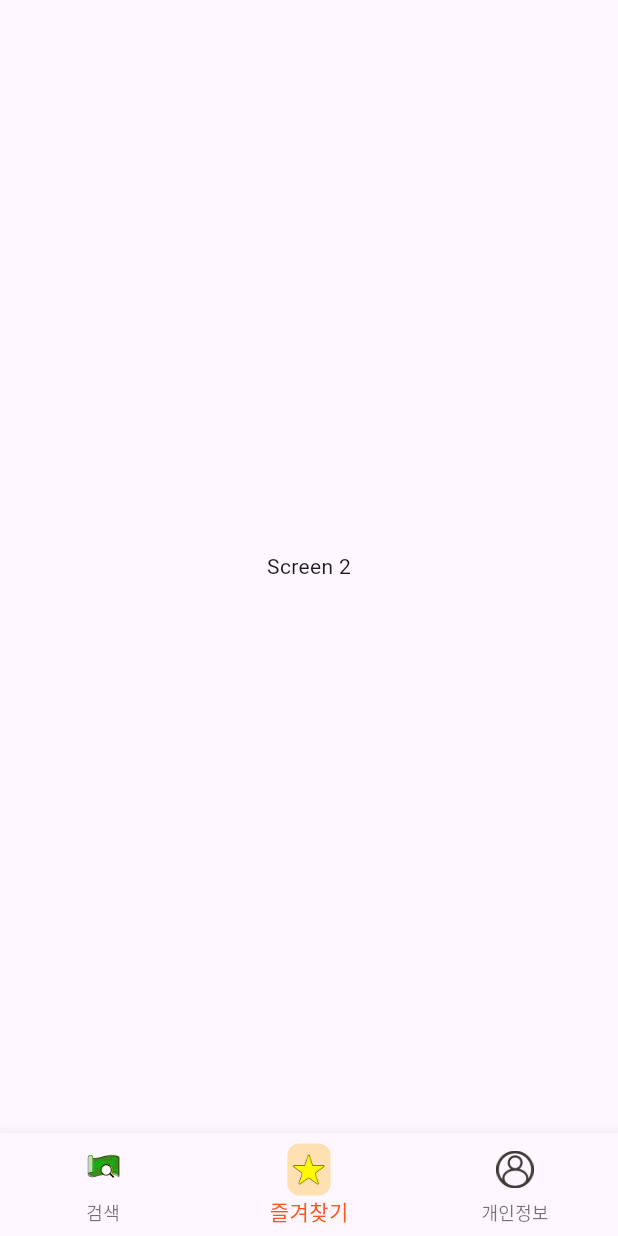
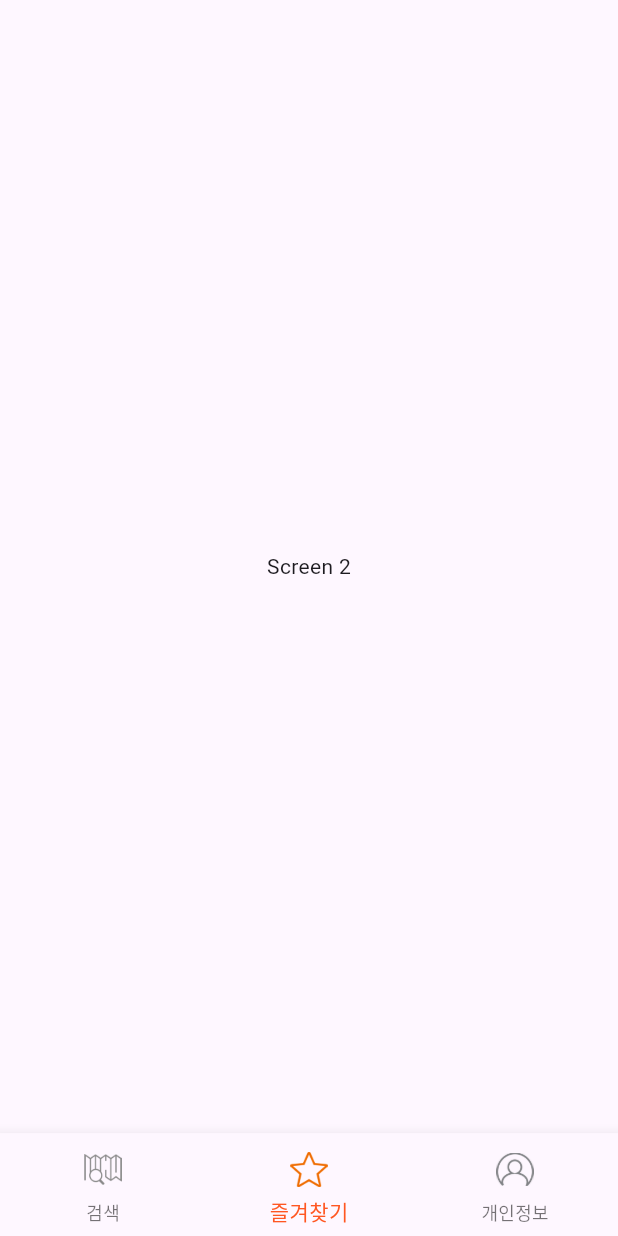
Before and after one commit to jsub1379/AdventureDesign24-1, a Flutter app: the MainPage screen opened directly, swiped to page 2, on a phone screen of 412 x 824 dp. Run offline on Flutter 3.47's test engine with Material 3 defaults, Android fonts, the light colour scheme and no system bars; our stand-ins replace google_maps_flutter.

Commit message:
Added map search screen
Added map search screen and applied new sprite images. Issue#2

```diff
--- a/hotplacemap_app/lib/mainPage.dart
+++ b/hotplacemap_app/lib/mainPage.dart
@@ -1,4 +1,6 @@
 import 'package:flutter/material.dart';
+
+import 'MapSearchScreen.dart';
 
 class MainPage extends StatefulWidget {
   const MainPage({super.key});
@@ -12,10 +14,11 @@ class _MainPageState extends State<MainPage> {
   final PageController _pageController = PageController();
 
   final List<Widget> _pages = [
-    const Center(child: Text('Screen 1')),
+    const MapSearchScreen(),
     const Center(child: Text('Screen 2')),
     const Center(child: Text('Screen 3')),
   ];
+
 
   void _onItemTapped(int index) {
     setState(() {
@@ -50,15 +53,11 @@ class _MainPageState extends State<MainPage> {
                   screenHeight * 0.001
               ),
               margin: EdgeInsets.zero,
-              decoration: BoxDecoration(
-                color: _selectedIndex == 0 ? Colors.orange[100] : Colors.transparent,
-                borderRadius: BorderRadius.circular(8),
-              ),
               child: Image.asset(
-                'assets/icon_mapsearch_2x.png',
+                'assets/navbar_map_deselected.png',
                 width: screenWidth * 0.06,
                 height: screenHeight * 0.04,
-                //color: _selectedIndex == 0 ? Colors.deepOrange : null,
+                color: _selectedIndex == 0 ? const Color(0xFFEF6C00) : null,
               ),
             ),
             label: '검색',
@@ -72,15 +71,11 @@ class _MainPageState extends State<MainPage> {
                   screenHeight * 0.001
               ),
               margin: EdgeInsets.zero,
-              decoration: BoxDecoration(
-                color: _selectedIndex == 1 ? Colors.orange[100] : Colors.transparent,
-                borderRadius: BorderRadius.circular(8),
-              ),
               child: Image.asset(
-                'assets/icon_fav_on_2x.png',
+                'assets/navbar_fav_deselected.png',
                 width: screenWidth * 0.06,
                 height: screenHeight * 0.04,
-                //color: _selectedIndex == 1 ? Colors.deepOrange : null,
+                color: _selectedIndex == 1 ? const Color(0xFFEF6C00) : null,
               ),
             ),
             label: '즐겨찾기',
@@ -94,15 +89,11 @@ class _MainPageState extends State<MainPage> {
                   screenHeight * 0.001
               ),
               margin: EdgeInsets.zero,
-              decoration: BoxDecoration(
-                color: _selectedIndex == 2 ? Colors.orange[100] : Colors.transparent,
-                borderRadius: BorderRadius.circular(8),
-              ),
               child: Image.asset(
-                'assets/icon_user_1x.png',
+                'assets/navbar_account_deselected.png',
                 width: screenWidth * 0.06,
                 height: screenHeight * 0.04,
-                //color: _selectedIndex == 2 ? Colors.deepOrange : null,
+                color: _selectedIndex == 2 ? const Color(0xFFEF6C00) : null,
               ),
             ),
             label: '개인정보',
```
Also changed, not shown: hotplacemap_app/lib/MapSearchScreen.dart (added, +86 -0 lines), hotplacemap_app/pubspec.yaml (+17 -3 lines), hotplacemap_app/assets/account_boardlist.png (added), hotplacemap_app/assets/account_camera.png (added), hotplacemap_app/assets/account_terms.png (added), hotplacemap_app/assets/icon_camera_2x.png (deleted), hotplacemap_app/assets/icon_info_2x.png (deleted), hotplacemap_app/assets/icon_list_2x.png (deleted), hotplacemap_app/assets/icon_mapsearch_2x.png (deleted), hotplacemap_app/assets/icon_user_1x.png (deleted), hotplacemap_app/assets/navbar_account_deselected.png (added), hotplacemap_app/assets/navbar_account_selected.png (added), hotplacemap_app/assets/navbar_fav_deselected.png (added), hotplacemap_app/assets/navbar_fav_selected.png (added), 3 more files, 1 other file.
